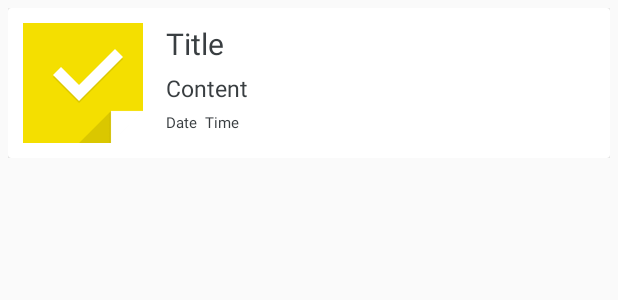
After one commit to shrutipahuja/Notes, an Android app: the layout viewholder_note.xml on its own in the app's theme, with its tools: preview values and no code run, on a phone screen of 412 x 824 dp. The commit adds this screen. Shown: the top 300 px of the screen. Run offline under Robolectric (Android 15) with nearby library versions, the phone set to English and light mode, and no system bars.

Commit message:
Added recyclerview, adapter, layout file to populate the list of notes on screen 1 Added png image for note

```diff
--- /dev/null
+++ b/app/src/main/res/layout/viewholder_note.xml
@@ -0,0 +1,90 @@
+<?xml version="1.0" encoding="utf-8"?>
+<androidx.constraintlayout.widget.ConstraintLayout xmlns:android="http://schemas.android.com/apk/res/android"
+    xmlns:app="http://schemas.android.com/apk/res-auto"
+    android:layout_width="match_parent"
+    android:layout_height="wrap_content"
+    android:orientation="vertical"
+    android:padding="5dp">
+
+
+    <androidx.cardview.widget.CardView
+        android:layout_width="match_parent"
+        android:layout_height="wrap_content"
+        app:layout_constraintStart_toStartOf="parent"
+        app:layout_constraintTop_toTopOf="parent">
+
+        <androidx.constraintlayout.widget.ConstraintLayout
+            android:layout_width="match_parent"
+            android:layout_height="match_parent">
+
+
+            <ImageView
+                android:id="@+id/noteImageView"
+                android:layout_width="100dp"
+                android:layout_height="100dp"
+                android:padding="10dp"
+                app:layout_constraintStart_toStartOf="parent"
+                app:layout_constraintTop_toTopOf="parent"
+                app:srcCompat="@drawable/sticky_note" />
+
+            <TextView
+                android:id="@+id/titleTextView"
+                android:layout_width="wrap_content"
+                android:layout_height="wrap_content"
+                android:layout_marginTop="10dp"
+                android:layout_marginStart="5dp"
+                android:layout_marginLeft="5dp"
+                android:text="Title"
+                android:textColor="#393E41"
+                android:textSize="20sp"
+                app:layout_constraintStart_toEndOf="@id/noteImageView"
+                app:layout_constraintTop_toTopOf="parent" />
+
+            <TextView
+                android:id="@+id/contentTextView"
+                android:layout_width="280dp"
+                android:layout_height="wrap_content"
+                android:layout_marginStart="20dp"
+                android:layout_marginLeft="20dp"
+                android:text="Content"
+                android:singleLine="true"
+                android:ellipsize="end"
+                android:textColor="#393E41"
+                android:layout_margin="5dp"
+                android:textSize="15sp"
+                app:layout_constraintStart_toEndOf="@id/noteImageView"
+                app:layout_constraintTop_toBottomOf="@id/titleTextView" />
+
+
+
+            <TextView
+                android:id="@+id/dateTextView"
+                android:layout_width="wrap_content"
+                android:layout_height="wrap_content"
+                android:layout_marginStart="20dp"
+                android:layout_marginLeft="20dp"
+                android:text="Date"
+                android:textColor="#393E41"
+                android:textSize="10sp"
+                android:layout_margin="5dp"
+                app:layout_constraintStart_toEndOf="@id/noteImageView"
+                app:layout_constraintTop_toBottomOf="@id/contentTextView" />
+
+            <TextView
+                android:id="@+id/timeTextView"
+                android:layout_width="wrap_content"
+                android:layout_height="wrap_content"
+                android:layout_marginStart="20dp"
+                android:layout_marginLeft="20dp"
+                android:text="Time"
+                android:layout_margin="5dp"
+                android:textColor="#393E41"
+                android:textSize="10sp"
+                app:layout_constraintStart_toEndOf="@id/dateTextView"
+                app:layout_constraintTop_toBottomOf="@id/contentTextView" />
+
+
+        </androidx.constraintlayout.widget.ConstraintLayout>
+
+    </androidx.cardview.widget.CardView>
+</androidx.constraintlayout.widget.ConstraintLayout>
```
Also changed, not shown: app/src/main/java/com/example/notes/CreateNoteActivity.java (+15 -15 lines), app/src/main/java/com/example/notes/MainActivity.java (+14 -4 lines), app/src/main/java/com/example/notes/NotesAdapter.java (added, +59 -0 lines), app/src/main/java/com/example/notes/NotesDatabase.java (+5 -4 lines), app/src/main/res/drawable/sticky_note.png (added).
